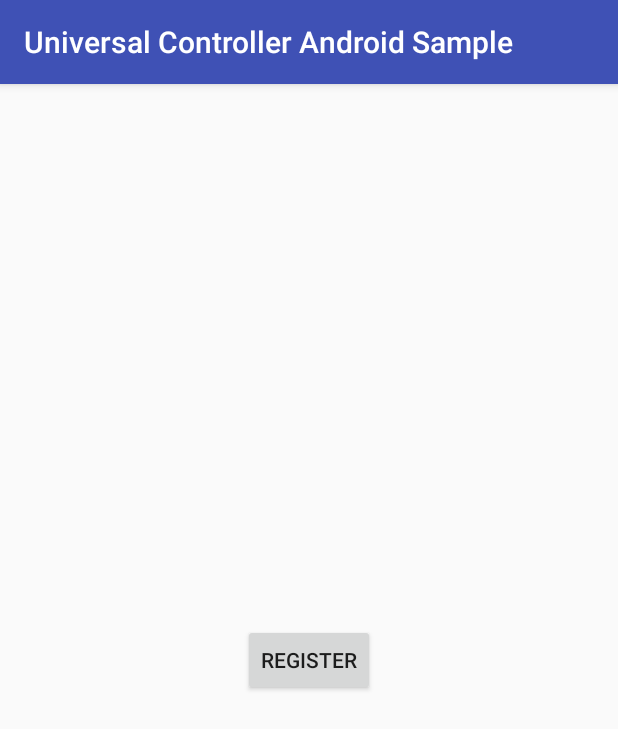
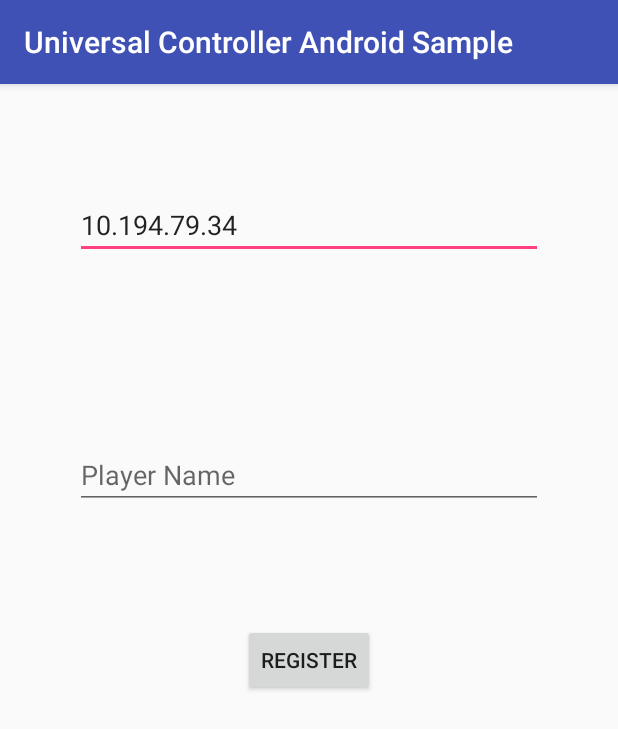
Before and after one commit to iamWing/uc-client-android, an Android app: the screen it shows after launch (MainActivity), on a phone screen of 412 x 824 dp. Shown: the top 729 px of the screen. Run offline under Robolectric (Android 15) with nearby library versions, the phone set to English and light mode, and no system bars; 3 statements that could not run were skipped.

Commit message:
Edited main layout

```diff
--- a/app/src/main/res/layout/activity_main.xml
+++ b/app/src/main/res/layout/activity_main.xml
@@ -5,6 +5,29 @@
     android:layout_width="match_parent"
     android:layout_height="match_parent"
     tools:context="uk.co.alphaowl.uc.sample.MainActivity">
+
+    <EditText
+        android:id="@+id/edt_ip"
+        android:layout_width="match_parent"
+        android:layout_height="40dp"
+        android:layout_margin="50dp"
+        android:hint="Host IP address"
+        android:text="10.194.79.34"
+        app:layout_constraintTop_toTopOf="parent"
+        app:layout_constraintBottom_toTopOf="@+id/edt_name"
+        app:layout_constraintLeft_toLeftOf="parent"
+        app:layout_constraintRight_toRightOf="parent" />
+
+    <EditText
+        android:hint="Player Name"
+        android:id="@+id/edt_name"
+        android:layout_width="match_parent"
+        android:layout_height="40dp"
+        android:layout_margin="50dp"
+        app:layout_constraintBottom_toTopOf="@id/btn_register"
+        app:layout_constraintLeft_toLeftOf="parent"
+        app:layout_constraintRight_toRightOf="parent"
+        app:layout_constraintTop_toBottomOf="@+id/edt_ip" />
 
     <Button
         android:id="@+id/btn_register"
```
